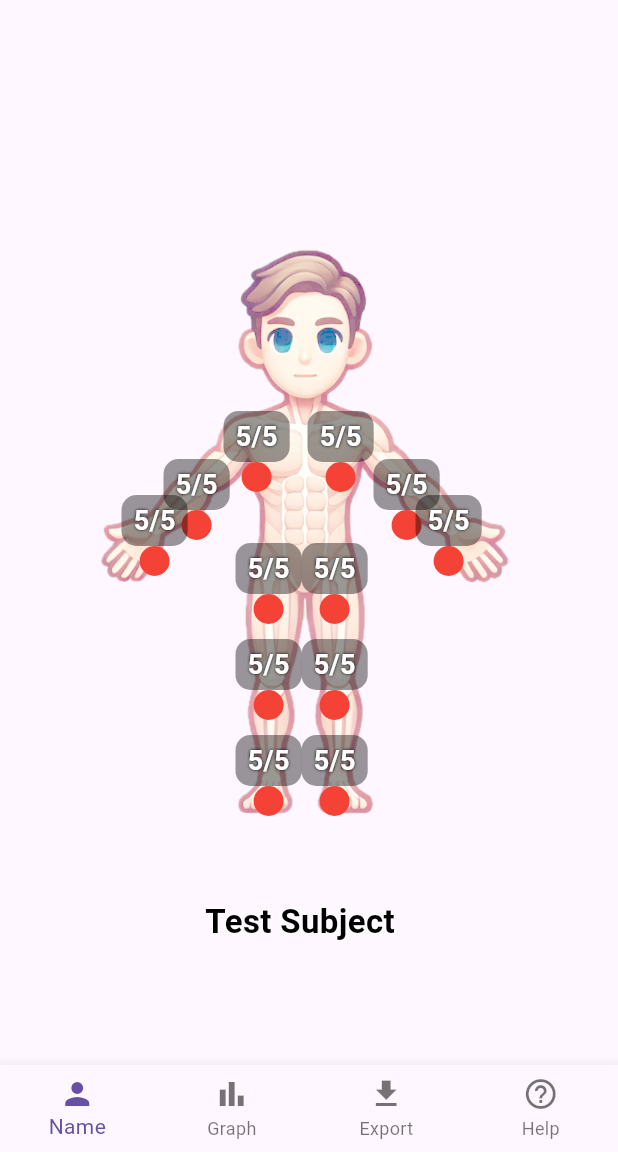
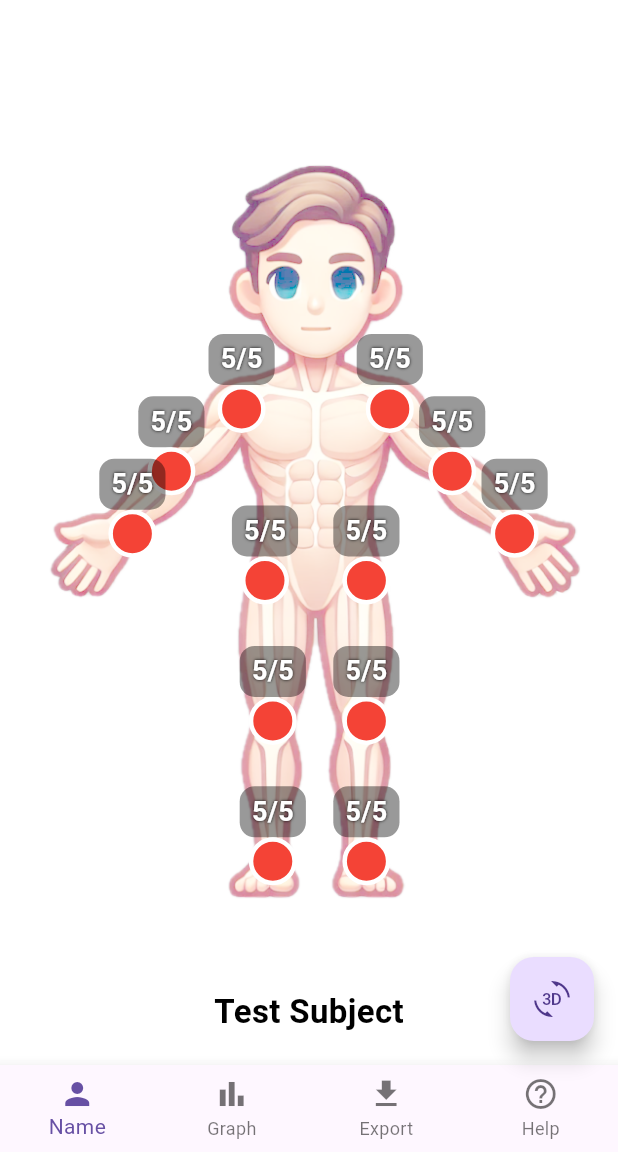
Before and after one commit to viswam1978/hym_score_flutter_pro, a Flutter app: the screen it shows after launch, on a phone screen of 412 x 824 dp, the part 84-1236 px from its top. Run offline on Flutter 3.47's test engine with Material 3 defaults, Android fonts, the light colour scheme and no system bars; our stand-ins replace csv, fl_chart, hive, pdf, printing, share_plus and 1 more; missing offline and left inert: hym_score_flutter, model_viewer_plus; accounts and stored records are empty.

Commit message:
Describe changes

```diff
--- a/lib/main.dart
+++ b/lib/main.dart
@@ -1,6 +1,12 @@
 import 'package:flutter/material.dart';
-import 'package:hym_score_flutter/ui/hym_score_home.dart';
-void main() {
+import 'package:flutter/services.dart';
+import 'ui/hym_score_home.dart'; // ✅ Correct (relative path)
+void main() async {
+  WidgetsFlutterBinding.ensureInitialized();
+  await SystemChrome.setPreferredOrientations([
+    DeviceOrientation.portraitUp,
+    DeviceOrientation.portraitDown,
+  ]);
   runApp(const MyApp());
 }
 
@@ -11,8 +17,11 @@ class MyApp extends StatelessWidget {
   Widget build(BuildContext context) {
     return MaterialApp(
       debugShowCheckedModeBanner: false,
-      title: 'HYM Score',
-      theme: ThemeData(primarySwatch: Colors.blue),
+      title: 'HYM Score Pro',
+      theme: ThemeData(
+          primarySwatch: Colors.indigo,
+          scaffoldBackgroundColor: Colors.white,
+        ),
       home: const HYMScoreHome(name: "Test Subject"), // ✅ Default name provided
     );
   }
--- a/lib/ui/hym_score_home.dart
+++ b/lib/ui/hym_score_home.dart
@@ -8,6 +8,7 @@ import 'help_screen.dart';
 import '../widgets/joint_marker.dart';
 import '../utils/joint_positions.dart';
 import '../models/joint_strength.dart';
+import 'package:hym_score_flutter_pro/views/three_d/three_d_model_viewer.dart';
 
 class HYMScoreHome extends StatefulWidget {
   final String name;
@@ -174,19 +175,37 @@ class _HYMScoreHomeState extends State<HYMScoreHome> {
         centerTitle: true,
         backgroundColor: Colors.blue,
       ),
-      body: Stack(
+      body: LayoutBuilder(
+        builder: (context, constraints) {
+          const double scaleFactor = 1.3;
+          final double imageWidth = 400 * scaleFactor;
+          final double imageHeight = 800 * scaleFactor;
+          final imageLeftOffset = (constraints.maxWidth - imageWidth) / 2;
+          final imageTopOffset = (constraints.maxHeight - imageHeight) / 2;
+
+          return Stack(
             alignment: Alignment.center,
             children: [
-          Image.asset(
+              Center(
+                child: Transform.scale(
+                  scale: 1.3,
+                  child: Image.asset(
                     'assets/body_memoji.png',
                     width: 400,
                     height: 800,
                     fit: BoxFit.contain,
                   ),
+                ),
+              ),
               ...draggablePositions.entries.map((entry) {
+                final dx = entry.value.dx * imageWidth;
+                final dy = entry.value.dy * imageHeight;
+
                 return Positioned(
-              left: entry.value.dx * 400 - 15,
-              top: (entry.value.dy * 800) - 70,
+                  left: imageLeftOffset + dx - 15,
+                  top: imageTopOffset + dy - 70,
+                  child: Material(
+                    color: Colors.transparent,
                     child: Column(
                       children: [
                         Container(
@@ -207,17 +226,12 @@ class _HYMScoreHomeState extends State<HYMScoreHome> {
                           ),
                         ),
                         GestureDetector(
-                    onPanUpdate: (details) {
-                      setState(() {
-                        double newX = entry.value.dx + details.delta.dx / 400;
-                        double newY = entry.value.dy + details.delta.dy / 800;
-                        newX = newX.clamp(0.0, 1.0);
-                        newY = newY.clamp(0.0, 1.0);
-                        draggablePositions[entry.key] = Offset(newX, newY);
-                      });
+                          onTap: () {
+                            _onMarkerSelected(entry.key);
                           },
                           child: JointMarker(
                             absolutePosition: entry.value,
+                            size: 20,
                             onTap: () {
                               _onMarkerSelected(entry.key);
                             },
@@ -225,10 +239,11 @@ class _HYMScoreHomeState extends State<HYMScoreHome> {
                         ),
                       ],
                     ),
+                  ),
                 );
               }),
               Positioned(
-            bottom: 80,
+                bottom: 20,
                 left: 0,
                 right: 0,
                 child: Center(
@@ -245,6 +260,8 @@ class _HYMScoreHomeState extends State<HYMScoreHome> {
               ),
               if (_showNameEntryPopup) _nameEntryPopup(),
             ],
+          );
+        },
       ),
       bottomNavigationBar: BottomNavigationBar(
         type: BottomNavigationBarType.fixed,
@@ -256,6 +273,15 @@ class _HYMScoreHomeState extends State<HYMScoreHome> {
           BottomNavigationBarItem(icon: Icon(Icons.download), label: 'Export'),
           BottomNavigationBarItem(icon: Icon(Icons.help_outline), label: 'Help'),
         ],
+      ),
+      floatingActionButton: FloatingActionButton(
+        onPressed: () {
+          Navigator.push(
+            context,
+            MaterialPageRoute(builder: (_) => const ThreeDModelViewer()),
+          );
+        },
+        child: const Icon(Icons.threed_rotation),
       ),
     );
   }
--- a/lib/utils/joint_positions.dart
+++ b/lib/utils/joint_positions.dart
@@ -3,16 +3,16 @@ import 'dart:ui';
 /// Original image dimensions: 660 x 1434
 /// Now stored as **proportions**, so they adapt to any screen size!
 final Map<String, Offset> jointPositionsMap = {
-  "Right Shoulder": Offset(0.41, 0.43),
-  "Left Shoulder": Offset(0.55, 0.43),
-  "Right Elbow": Offset(0.31, 0.47),
-  "Left Elbow": Offset(0.66, 0.47),
-  "Right Wrist": Offset(0.24, 0.50),
-  "Left Wrist": Offset(0.73, 0.50),
-  "Right Hip": Offset(0.43, 0.54),
-  "Left Hip": Offset(0.54, 0.54),
-  "Right Knee": Offset(0.43, 0.62),
-  "Left Knee": Offset(0.54, 0.62),
-  "Right Ankle": Offset(0.43, 0.70),
-  "Left Ankle": Offset(0.54, 0.70),
+  "Right Shoulder": Offset(0.40, 0.44),
+  "Left Shoulder": Offset(0.59, 0.44),
+  "Right Elbow": Offset(0.31, 0.48),
+  "Left Elbow": Offset(0.67, 0.48),
+  "Right Wrist": Offset(0.26, 0.52),
+  "Left Wrist": Offset(0.75, 0.52),
+  "Right Hip": Offset(0.43, 0.55),
+  "Left Hip": Offset(0.56, 0.55),
+  "Right Knee": Offset(0.44, 0.64),
+  "Left Knee": Offset(0.56, 0.64),
+  "Right Ankle": Offset(0.44, 0.73),
+  "Left Ankle": Offset(0.56, 0.73),
 };
--- a/lib/widgets/joint_marker.dart
+++ b/lib/widgets/joint_marker.dart
@@ -1,25 +1,37 @@
 import 'package:flutter/material.dart';
+import 'package:flutter/services.dart';
 
 class JointMarker extends StatelessWidget {
   final Offset absolutePosition;
   final VoidCallback onTap;
+  final double size;
+  final bool isSelected;
 
   const JointMarker({
     required this.absolutePosition,
     required this.onTap,
+    this.size = 20,
+    this.isSelected = false,
     super.key,
   });
 
   @override
   Widget build(BuildContext context) {
     return GestureDetector(
-      onTap: onTap,
+      onTap: () {
+        HapticFeedback.mediumImpact();
+        onTap();
+      },
       child: Container(
-        width: 20,
-        height: 20,
+        width: size + 12,
+        height: size + 12,
         decoration: BoxDecoration(
-          color: Colors.red,
+          color: isSelected ? Colors.orangeAccent : Colors.red,
           shape: BoxShape.circle,
+          border: Border.all(color: Colors.white, width: 3),
+          boxShadow: isSelected
+              ? [BoxShadow(color: Colors.deepOrange, blurRadius: 12, spreadRadius: 2)]
+              : [],
         ),
       ),
     );
--- a/pubspec.yaml
+++ b/pubspec.yaml
@@ -1,4 +1,4 @@
-name: hym_score_flutter
+name: hym_score_flutter_pro
 description: "A new Flutter project."
 # This project is not intended for publishing to pub.dev
 publish_to: 'none'
@@ -33,12 +33,12 @@ dependencies:
   mime: ^1.0.4
   pdf: ^3.10.4
   printing: ^5.11.0
+  model_viewer_plus: ^1.7.2
 
 dev_dependencies:
   flutter_test:
     sdk: flutter
   flutter_lints: ^5.0.0
-  hive_generator: ^2.0.1
   build_runner: ^2.4.6
 
 dependency_overrides:
```
Also changed, not shown: lib/views/three_d/three_d_model_viewer.dart (added, +68 -0 lines), pubspec.lock, 4 other files. Lines whose indentation alone changed are shown as unchanged.
